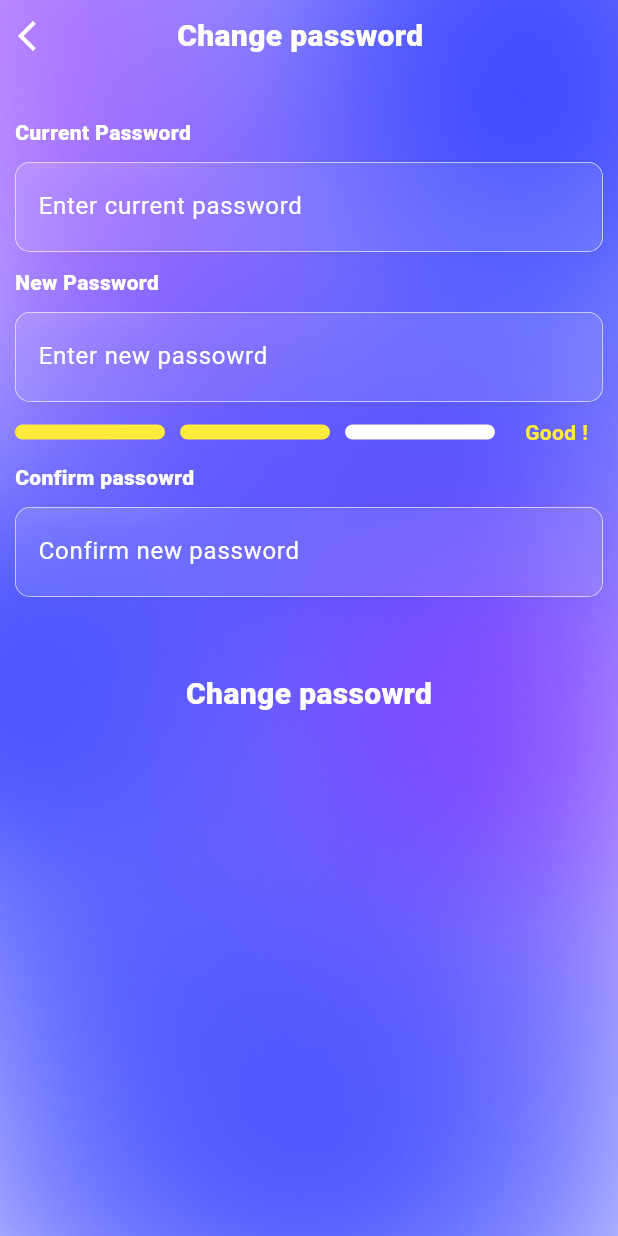
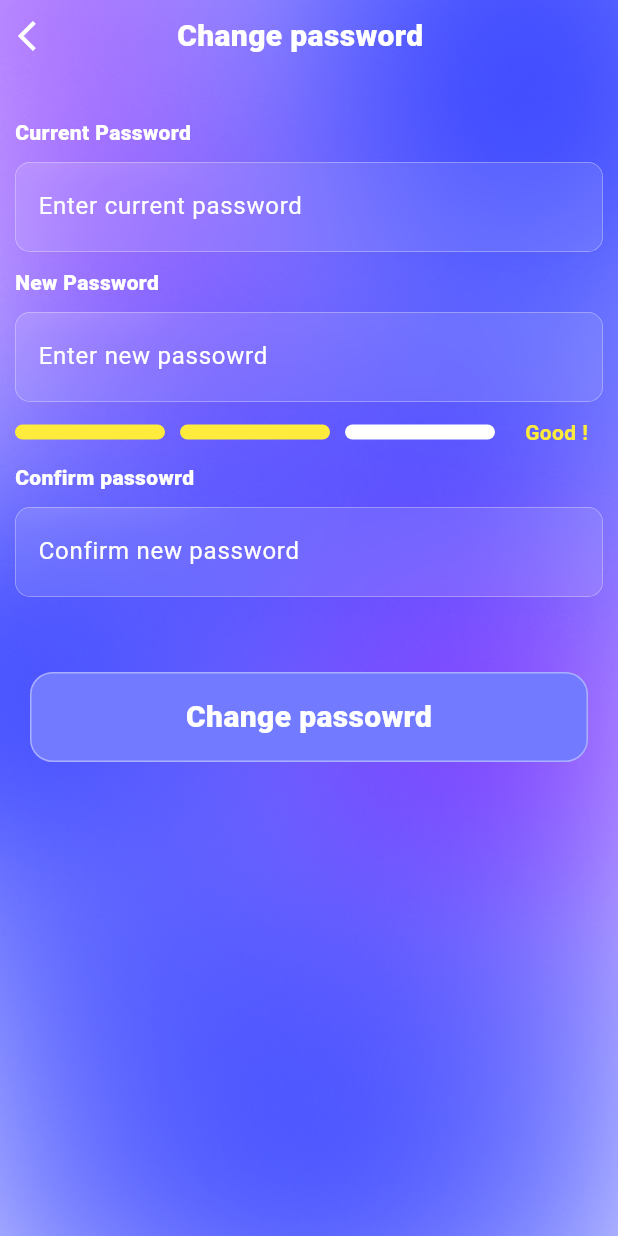
Before and after one commit to Imran-Mohammed-Shekho/Kurd_Fit, a Flutter app: the Dashboard_Screen screen opened directly, after a tap on the "menu" icon, after a tap on "Change password", on a phone screen of 412 x 824 dp. Run offline on Flutter 3.47's test engine with Material 3 defaults, Android fonts, the phone set to English and light mode, and no system bars; our stand-ins replace curved_navigation_bar, google_fonts, page_transition; missing offline and left inert: flutter_glow.

Commit message:
updating the preview m workouts m login screen , dashboard , , changing some containers color

```diff
--- a/root/lib/UI/screens/Dashboard_Screen.dart
+++ b/root/lib/UI/screens/Dashboard_Screen.dart
@@ -91,7 +91,9 @@ class _Dashboard_ScreenState extends State<Dashboard_Screen> {
                       child: DecoratedBox(
                         decoration: BoxDecoration(
                           color: Theme.of(context).colorScheme.surface,
-                          border: Border.all(color: Colors.white),
+                          border: Border.all(
+                            color: Colors.white.withOpacity(0.4),
+                          ),
                           borderRadius: BorderRadius.circular(10),
                         ),
                         child: Column(
@@ -306,7 +308,9 @@ class _Dashboard_ScreenState extends State<Dashboard_Screen> {
                               color: Theme.of(
                                 context,
                               ).colorScheme.primary.withOpacity(0.1),
-                              border: Border.all(color: Colors.white),
+                              border: Border.all(
+                                color: Colors.white.withOpacity(0.4),
+                              ),
                               borderRadius: BorderRadius.circular(10),
                             ),
                             child: Column(
@@ -324,7 +328,8 @@ class _Dashboard_ScreenState extends State<Dashboard_Screen> {
                                 Padding(
                                   padding: EdgeInsets.symmetric(horizontal: 10),
                                   child: Text(
-                                    """Click me & Get your personalized nutrition \n           plan by filling out the details.""",
+                                    textAlign: TextAlign.center,
+                                    """Click me & Get your personalized nutrition\nplan by filling out the details.""",
                                     style: TextStyle(
                                       fontSize: 12,
                                       fontWeight: FontWeight.w900,
@@ -400,12 +405,16 @@ class dashboradBottom extends StatelessWidget {
   Widget build(BuildContext context) {
     return GestureDetector(
       onTap: ontap,
-      child: GlowContainer(
+      child: SizedBox(
         width: 350,
         height: 60,
-        borderRadius: BorderRadius.circular(10),
-        glowColor: Colors.white,
+
+        child: DecoratedBox(
+          decoration: BoxDecoration(
             color: Color(0xff727bff),
+            borderRadius: BorderRadius.circular(15),
+            border: Border.all(color: Colors.white.withOpacity(0.4)),
+          ),
           child: Row(
             mainAxisAlignment: MainAxisAlignment.spaceBetween,
             children: [
@@ -430,6 +439,7 @@ class dashboradBottom extends StatelessWidget {
                     : SizedBox(width: 0),
               ),
             ],
+          ),
         ),
       ),
     );
@@ -477,7 +487,7 @@ class glassycontainer extends StatelessWidget {
           child: DecoratedBox(
             decoration: BoxDecoration(
               color: Theme.of(context).colorScheme.surface,
-              border: Border.all(color: Colors.white),
+              border: Border.all(color: Colors.white.withOpacity(0.4)),
               borderRadius: BorderRadius.circular(10),
             ),
             child: Column(
--- a/root/lib/UI/screens/Login_screen.dart
+++ b/root/lib/UI/screens/Login_screen.dart
@@ -214,7 +214,7 @@ class GlassyTextField extends StatelessWidget {
             borderRadius: BorderRadius.all(Radius.circular(10)),
             color: Colors.white.withOpacity(0.1),
             border: Border.all(
-              color: Colors.white.withOpacity(0.8),
+              color: Colors.white.withOpacity(0.4),
               strokeAlign: BorderSide.strokeAlignCenter,
               style: BorderStyle.solid,
             ),
--- a/root/lib/UI/screens/workouts_screen.dart
+++ b/root/lib/UI/screens/workouts_screen.dart
@@ -122,9 +122,9 @@ class _Workouts_ScreenState extends State<Workouts_Screen> {
 
                             child: DecoratedBox(
                               decoration: BoxDecoration(
-                                color: Colors.white.withOpacity(0.2),
+                                color: Colors.white.withOpacity(0.1),
                                 border: Border.all(
-                                  color: Colors.white.withOpacity(0.8),
+                                  color: Colors.white.withOpacity(0.4),
                                 ),
                                 borderRadius: BorderRadius.circular(10),
                               ),
```
Also changed, not shown: root/lib/UI/screens/preview_screen.dart (+17 -9 lines). Lines whose indentation alone changed are shown as unchanged.
